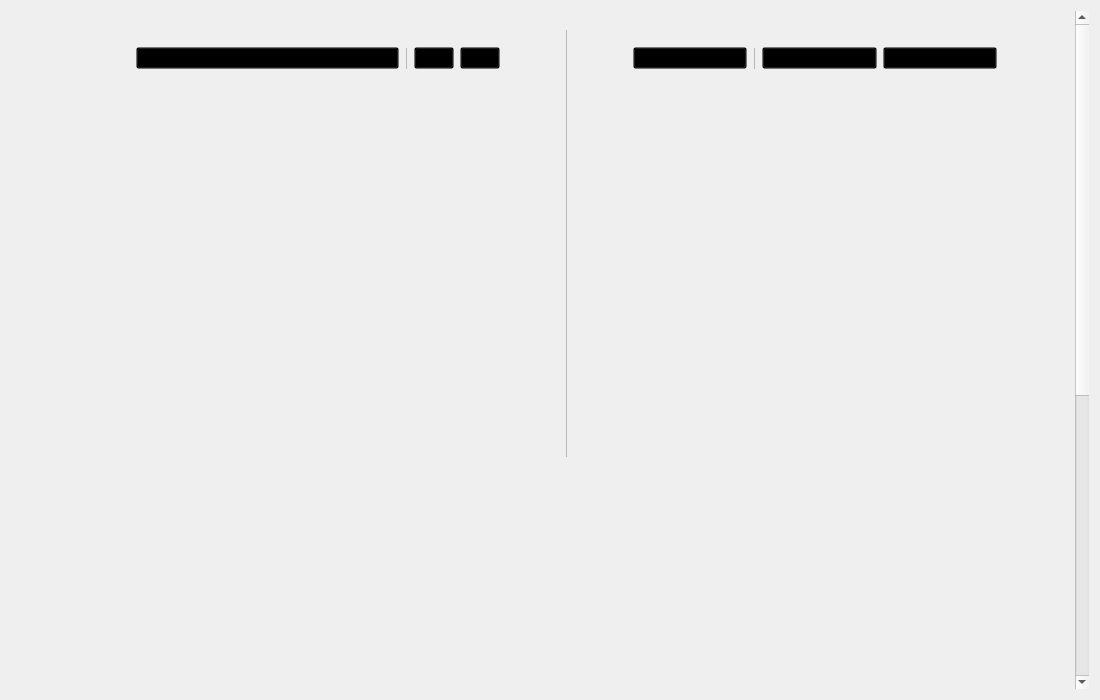
Before: the Qt Designer form resource/ui/ComparePage.ui in MidnightCrowing/ImageColorVisualization, drawn with Qt 5.
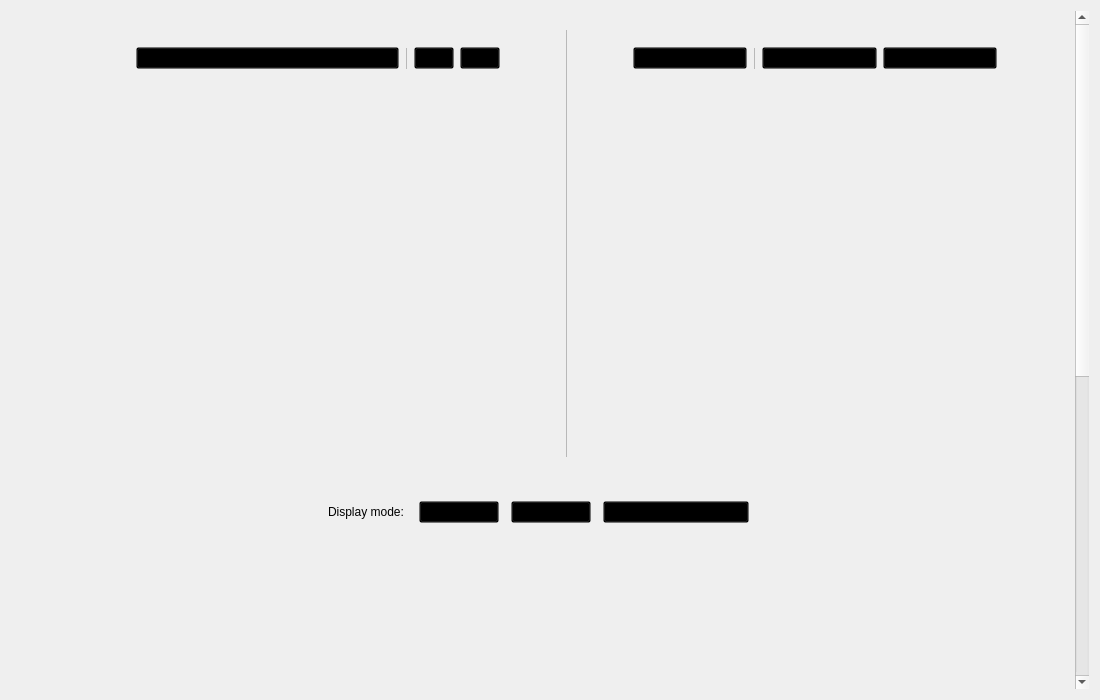
After: the same form once the commit is applied. Custom widgets are drawn as their Qt base class.

```diff
--- a/resource/ui/ComparePage.ui
+++ b/resource/ui/ComparePage.ui
@@ -38,9 +38,9 @@
       <property name="geometry">
        <rect>
         <x>0</x>
-        <y>0</y>
+        <y>-258</y>
         <width>1065</width>
-        <height>1204</height>
+        <height>1270</height>
        </rect>
       </property>
       <property name="styleSheet">
@@ -472,7 +472,91 @@
            </widget>
           </item>
           <item>
-           <widget class="QFrame" name="frame_2">
+           <widget class="QWidget" name="widget" native="true">
+            <layout class="QVBoxLayout" name="verticalLayout_5">
+             <item>
+              <widget class="QWidget" name="widget_3" native="true">
+               <layout class="QHBoxLayout" name="horizontalLayout_8">
+                <property name="topMargin">
+                 <number>20</number>
+                </property>
+                <property name="bottomMargin">
+                 <number>0</number>
+                </property>
+                <item>
+                 <spacer name="horizontalSpacer_10">
+                  <property name="orientation">
+                   <enum>Qt::Orientation::Horizontal</enum>
+                  </property>
+                  <property name="sizeHint" stdset="0">
+                   <size>
+                    <width>40</width>
+                    <height>0</height>
+                   </size>
+                  </property>
+                 </spacer>
+                </item>
+                <item>
+                 <widget class="BodyLabel" name="label">
+                  <property name="text">
+                   <string>Display mode:</string>
+                  </property>
+                 </widget>
+                </item>
+                <item>
+                 <widget class="QWidget" name="widget_6" native="true">
+                  <layout class="QHBoxLayout" name="horizontalLayout_9">
+                   <property name="spacing">
+                    <number>12</number>
+                   </property>
+                   <property name="topMargin">
+                    <number>0</number>
+                   </property>
+                   <property name="bottomMargin">
+                    <number>0</number>
+                   </property>
+                   <item>
+                    <widget class="ToggleToolButton" name="disp_btn_color">
+                     <property name="text">
+                      <string>Color</string>
+                     </property>
+                    </widget>
+                   </item>
+                   <item>
+                    <widget class="ToggleToolButton" name="disp_btn_solid">
+                     <property name="text">
+                      <string>Solid color</string>
+                     </property>
+                    </widget>
+                   </item>
+                   <item>
+                    <widget class="ToggleToolButton" name="disp_btn_overlap">
+                     <property name="text">
+                      <string>Solid color (show overlap)</string>
+                     </property>
+                    </widget>
+                   </item>
+                  </layout>
+                 </widget>
+                </item>
+                <item>
+                 <spacer name="horizontalSpacer_11">
+                  <property name="orientation">
+                   <enum>Qt::Orientation::Horizontal</enum>
+                  </property>
+                  <property name="sizeHint" stdset="0">
+                   <size>
+                    <width>40</width>
+                    <height>0</height>
+                   </size>
+                  </property>
+                 </spacer>
+                </item>
+               </layout>
+              </widget>
+             </item>
+             <item>
+              <widget class="QWidget" name="widget_21" native="true">
             <property name="sizePolicy">
              <sizepolicy hsizetype="Preferred" vsizetype="Preferred">
               <horstretch>0</horstretch>
@@ -482,12 +566,6 @@
             <property name="layoutDirection">
              <enum>Qt::LayoutDirection::LeftToRight</enum>
             </property>
-            <property name="frameShape">
-             <enum>QFrame::Shape::StyledPanel</enum>
-            </property>
-            <property name="frameShadow">
-             <enum>QFrame::Shadow::Raised</enum>
-            </property>
             <layout class="QHBoxLayout" name="horizontalLayout_7">
              <item>
               <spacer name="horizontalSpacer_9">
@@ -546,6 +624,9 @@
             </layout>
            </widget>
           </item>
+            </layout>
+           </widget>
+          </item>
           <item>
            <spacer name="verticalSpacer">
             <property name="orientation">
@@ -596,6 +677,11 @@
    <extends>QLabel</extends>
    <header>..components</header>
   </customwidget>
+  <customwidget>
+   <class>BodyLabel</class>
+   <extends>QLabel</extends>
+   <header>qfluentwidgets</header>
+  </customwidget>
  </customwidgets>
  <resources/>
  <connections/>
```
Lines whose indentation alone changed are shown as unchanged.
